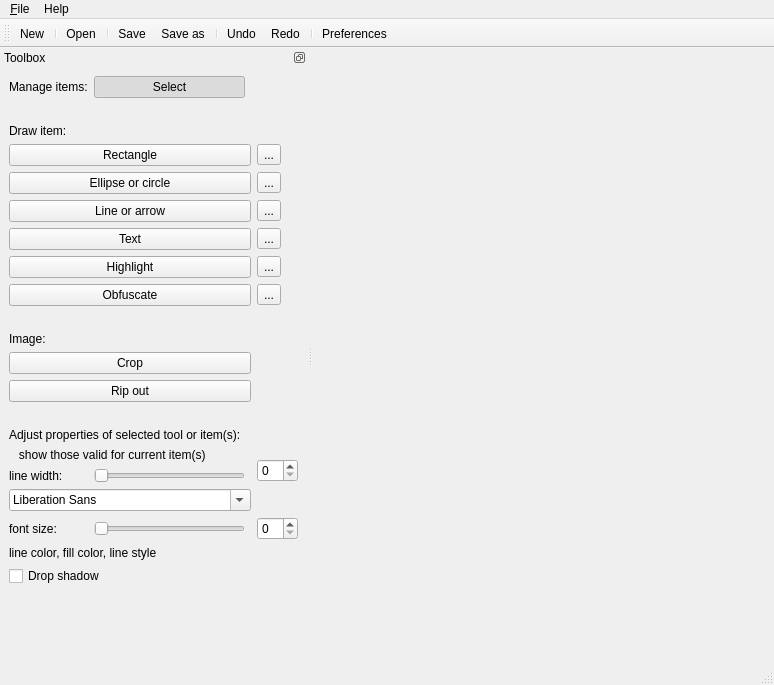
First picture: the form in src/ui/mainwindow.ui, repository KDE/kreenshot-editor, before the edit.
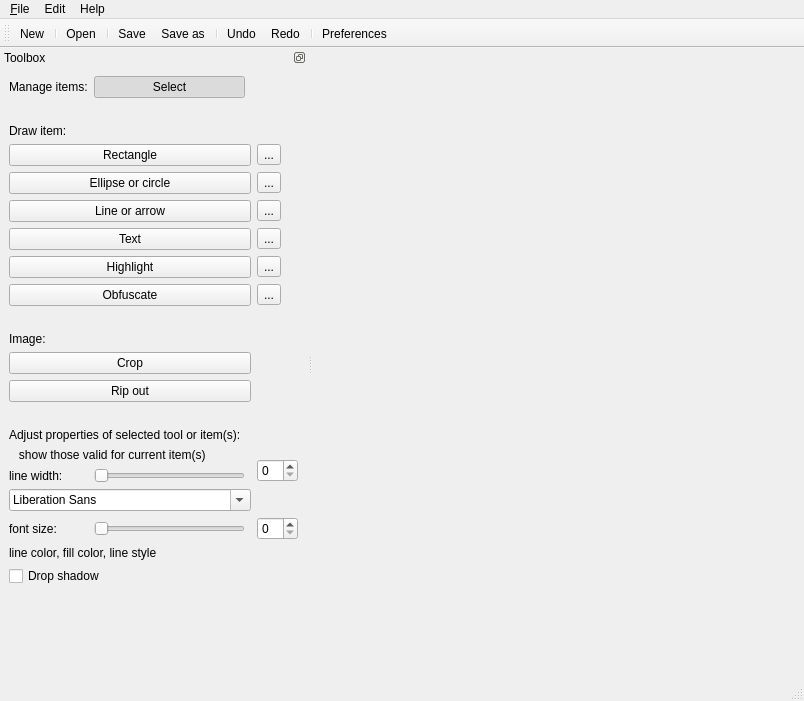
Second picture: the form after the edit. Icons and pictures are not drawn.

Diff of the .ui file:
```diff
--- a/src/ui/mainwindow.ui
+++ b/src/ui/mainwindow.ui
@@ -6,8 +6,8 @@
    <rect>
     <x>0</x>
     <y>0</y>
-    <width>774</width>
-    <height>685</height>
+    <width>804</width>
+    <height>701</height>
    </rect>
   </property>
   <property name="windowTitle">
@@ -25,7 +25,7 @@
     <rect>
      <x>0</x>
      <y>0</y>
-     <width>774</width>
+     <width>804</width>
      <height>19</height>
     </rect>
    </property>
@@ -45,7 +45,17 @@
     </property>
     <addaction name="actionAbout"/>
    </widget>
+   <widget class="QMenu" name="menuEdit">
+    <property name="title">
+     <string>Edit</string>
+    </property>
+    <addaction name="actionUndo"/>
+    <addaction name="actionRedo"/>
+    <addaction name="separator"/>
+    <addaction name="actionPreferences"/>
+   </widget>
    <addaction name="menu_File"/>
+   <addaction name="menuEdit"/>
    <addaction name="menuHelp"/>
   </widget>
   <widget class="QStatusBar" name="statusbar"/>
```
Left out of the diff: 82 changed lines with no effect on the pictures.
